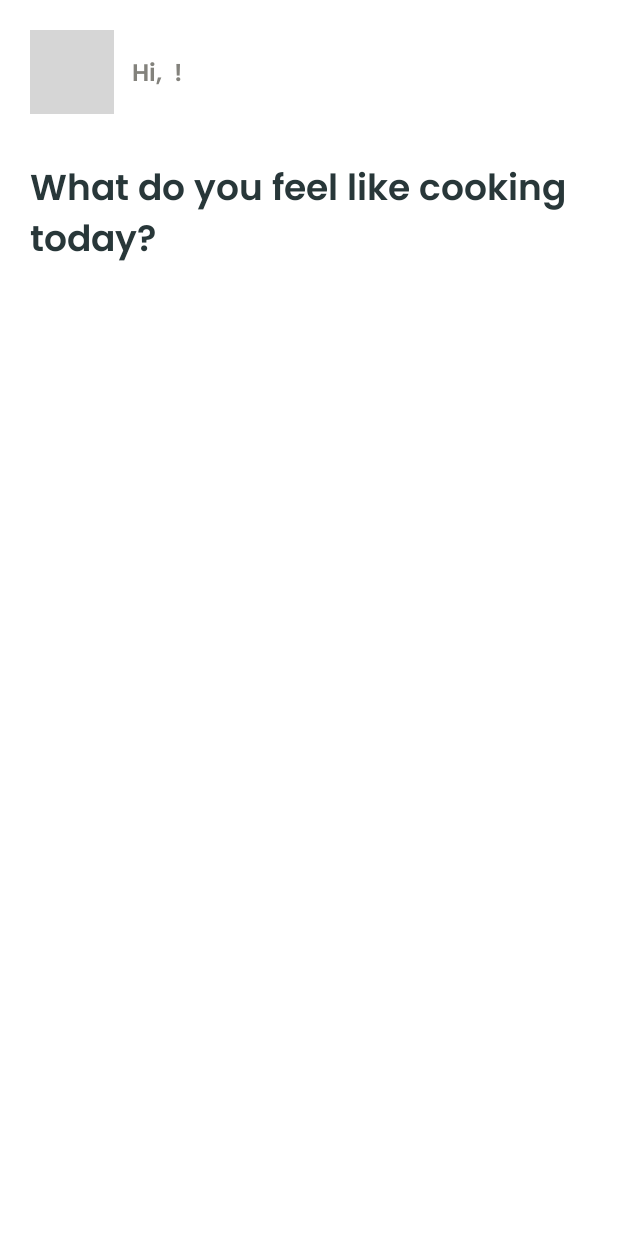
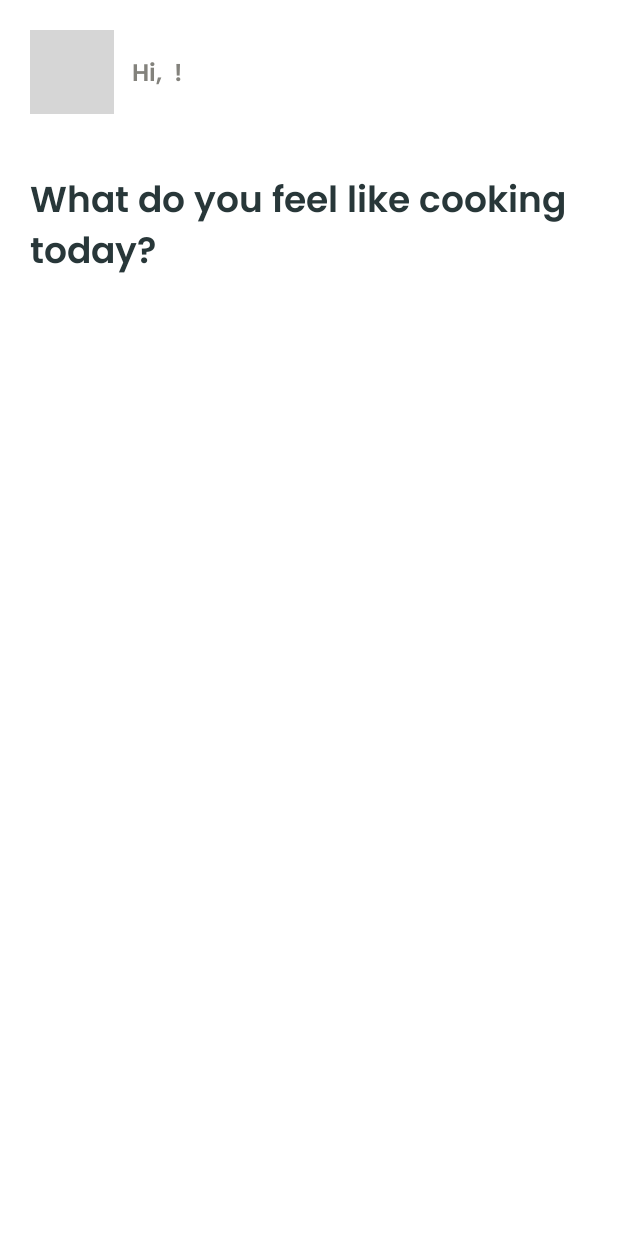
Before and after one commit to anavarban/fridgeBuddy, an Android app built with Jetpack Compose: the DashboardScreen screen opened through its navigation route, on a phone screen of 412 x 824 dp. Run offline under Robolectric (Android 15) with nearby library versions, the phone set to English and light mode, and no system bars; our stand-ins replace Dagger/Hilt's generated code, Firebase (no records; nobody signed in at launch, a user with empty details on screens opened directly), Room's generated code, accompanist; pictures from the network do not load; 1 statement that could not run was skipped; grey boxes are pictures that could not be loaded.

Commit message:
Fixed notifications not sending, minor bug fixes and design adjustments

```diff
--- a/app/build.gradle.kts
+++ b/app/build.gradle.kts
@@ -121,6 +121,8 @@ dependencies {
     implementation("com.google.firebase:firebase-storage-ktx")
     implementation("com.google.firebase:firebase-crashlytics-ktx")
     implementation("com.google.firebase:firebase-analytics-ktx")
+    implementation("com.google.firebase:firebase-messaging-ktx")
+    implementation("com.google.firebase:firebase-analytics-ktx")
 
     //Room
     implementation ("androidx.room:room-runtime:2.5.2")
@@ -139,4 +141,7 @@ dependencies {
 
     //ExoPlayer
     implementation("com.google.android.exoplayer:exoplayer:2.19.1")
+
+    //worker
+    implementation("androidx.work:work-runtime-ktx:2.8.1")
 }
--- a/app/src/main/java/com/mready/myapplication/FridgeBuddyApp.kt
+++ b/app/src/main/java/com/mready/myapplication/FridgeBuddyApp.kt
@@ -1,6 +1,8 @@
 package com.mready.myapplication
 
 import android.app.Application
+import androidx.work.Configuration
+import androidx.work.WorkManager
 import com.google.firebase.FirebaseApp
 import dagger.hilt.android.HiltAndroidApp
 
@@ -10,5 +12,6 @@ class FridgeBuddyApp: Application() {
         override fun onCreate() {
             super.onCreate()
             FirebaseApp.initializeApp(this)
+//            WorkManager.initialize(this, Configuration.Builder().build())
         }
 }
--- a/app/src/main/java/com/mready/myapplication/MainActivity.kt
+++ b/app/src/main/java/com/mready/myapplication/MainActivity.kt
@@ -1,12 +1,9 @@
 package com.mready.myapplication
 
 import android.annotation.SuppressLint
-import android.app.AlarmManager
 import android.app.NotificationChannel
 import android.app.NotificationManager
-import android.app.PendingIntent
 import android.content.Context
-import android.content.Intent
 import android.os.Build
 import android.os.Bundle
 import androidx.activity.ComponentActivity
@@ -17,12 +14,15 @@ import androidx.compose.material3.Scaffold
 import androidx.compose.material3.Surface
 import androidx.compose.ui.Modifier
 import androidx.core.view.WindowCompat
+import androidx.work.NetworkType
+import androidx.work.PeriodicWorkRequestBuilder
+import androidx.work.WorkManager
 import com.mready.myapplication.navigation.Navigation
-import com.mready.myapplication.notif.ResetNotificationReceiver
+import com.mready.myapplication.notif.ResetNotificationWorker
 import com.mready.myapplication.ui.theme.Background
 import com.mready.myapplication.ui.theme.MyApplicationTheme
 import dagger.hilt.android.AndroidEntryPoint
-import java.util.Calendar
+import java.util.concurrent.TimeUnit
 
 @AndroidEntryPoint
 class MainActivity : ComponentActivity() {
@@ -37,32 +37,22 @@ class MainActivity : ComponentActivity() {
         val notificationManager =
             this.getSystemService(Context.NOTIFICATION_SERVICE) as NotificationManager
 
-        if (Build.VERSION.SDK_INT >= Build.VERSION_CODES.O) {
-            val channel =
-                NotificationChannel(channelId, channelName, NotificationManager.IMPORTANCE_DEFAULT)
-            notificationManager.createNotificationChannel(channel)
-        }
-
-        val calendar = Calendar.getInstance().apply {
-            set(Calendar.HOUR_OF_DAY, 0)
-            set(Calendar.MINUTE, 0)
-            set(Calendar.SECOND, 0)
-            add(Calendar.DAY_OF_YEAR, 1)
-        }
+        val channel =
+            NotificationChannel(channelId, channelName, NotificationManager.IMPORTANCE_HIGH)
+        notificationManager.createNotificationChannel(channel)
 
         val context = this.applicationContext
 
-        val resetIntent = Intent(context, ResetNotificationReceiver::class.java)
-        val pendingIntent =
-            PendingIntent.getBroadcast(context, 0, resetIntent, PendingIntent.FLAG_IMMUTABLE)
+        val constraints = androidx.work.Constraints.Builder()
+            .setRequiredNetworkType(NetworkType.CONNECTED)
+            .build()
 
-        val alarmManager = context.getSystemService(Context.ALARM_SERVICE) as AlarmManager
-        alarmManager.setRepeating(
-            AlarmManager.RTC_WAKEUP,
-            calendar.timeInMillis,
-            AlarmManager.INTERVAL_DAY,
-            pendingIntent
-        )
+        val workRequest = PeriodicWorkRequestBuilder<ResetNotificationWorker>(
+            1, // repeat interval in days
+            TimeUnit.DAYS
+        ).setConstraints(constraints).build()
+
+        WorkManager.getInstance(context).enqueue(workRequest)
 
         setContent {
             MyApplicationTheme {
@@ -74,10 +64,7 @@ class MainActivity : ComponentActivity() {
                     Scaffold(
                         containerColor = Background,
                     ) {
-                        Navigation(
-                            notificationManager = notificationManager,
-                            onExitFromDashboard = { this@MainActivity.finish() }
-                        )
+                        Navigation { this@MainActivity.finish() }
                     }
                 }
             }
--- a/app/src/main/java/com/mready/myapplication/navigation/Navigation.kt
+++ b/app/src/main/java/com/mready/myapplication/navigation/Navigation.kt
@@ -1,6 +1,5 @@
 package com.mready.myapplication.navigation
 
-import android.app.NotificationManager
 import android.os.Build
 import androidx.annotation.RequiresApi
 import androidx.compose.runtime.Composable
@@ -26,7 +25,6 @@ import com.mready.myapplication.ui.recipes.RecipeScreen
 @Composable
 fun Navigation(
     onExitFromDashboard: () -> Unit,
-    notificationManager: NotificationManager,
 ) {
     val mainViewModel: MainViewModel = hiltViewModel()
     val navController = rememberNavController()
@@ -95,10 +93,8 @@ fun Navigation(
                 onProfileClick = {
                     navController.navigate(Screens.ProfileScreen.route)
                 },
-                onExit = onExitFromDashboard,
-                onIngredientClick = { navController.navigate(Screens.DetailsScreen.route + "/${it}") },
-                notificationManager = notificationManager
-            )
+                onExit = onExitFromDashboard
+            ) { navController.navigate(Screens.DetailsScreen.route + "/${it}") }
         }
 
         composable(route = Screens.ProfileScreen.route) {
--- a/app/src/main/java/com/mready/myapplication/ui/dashboard/DashboardScreen.kt
+++ b/app/src/main/java/com/mready/myapplication/ui/dashboard/DashboardScreen.kt
@@ -1,10 +1,6 @@
 package com.mready.myapplication.ui.dashboard
 
 import android.Manifest
-import android.app.NotificationManager
-import android.app.PendingIntent
-import android.content.Context
-import android.content.Intent
 import android.content.pm.PackageManager
 import android.os.Build
 import android.widget.Toast
@@ -17,7 +13,6 @@ import androidx.compose.foundation.border
 import androidx.compose.foundation.clickable
 import androidx.compose.foundation.interaction.MutableInteractionSource
 import androidx.compose.foundation.layout.Arrangement
-import androidx.compose.foundation.layout.Box
 import androidx.compose.foundation.layout.Column
 import androidx.compose.foundation.layout.PaddingValues
 import androidx.compose.foundation.layout.Row
@@ -31,7 +26,8 @@ import androidx.compose.foundation.layout.windowInsetsPadding
 import androidx.compose.foundation.lazy.LazyColumn
 import androidx.compose.foundation.lazy.items
 import androidx.compose.foundation.shape.CircleShape
-import androidx.compose.material3.CircularProgressIndicator
+import androidx.compose.foundation.shape.RoundedCornerShape
+import androidx.compose.material3.Divider
 import androidx.compose.material3.Text
 import androidx.compose.runtime.Composable
 import androidx.compose.runtime.LaunchedEffect
@@ -40,10 +36,11 @@ import androidx.compose.runtime.getValue
 import androidx.compose.runtime.mutableStateOf
 import androidx.compose.runtime.remember
 import androidx.compose.runtime.setValue
-import androidx.compose.ui.Alignment.Companion.Center
 import androidx.compose.ui.Alignment.Companion.CenterVertically
 import androidx.compose.ui.Modifier
 import androidx.compose.ui.draw.clip
+import androidx.compose.ui.draw.shadow
+import androidx.compose.ui.graphics.Brush
 import androidx.compose.ui.graphics.Color
 import androidx.compose.ui.layout.ContentScale
 import androidx.compose.ui.platform.LocalContext
@@ -52,29 +49,23 @@ import androidx.compose.ui.text.font.FontWeight
 import androidx.compose.ui.text.style.TextAlign
 import androidx.compose.ui.unit.dp
 import androidx.compose.ui.unit.sp
-import androidx.core.app.NotificationCompat
 import androidx.core.content.ContextCompat
 import androidx.hilt.navigation.compose.hiltViewModel
 import coil.compose.AsyncImage
-import com.google.accompanist.permissions.ExperimentalPermissionsApi
-import com.google.accompanist.permissions.PermissionStatus
-import com.google.accompanist.permissions.rememberPermissionState
-import com.mready.myapplication.MainActivity
 import com.mready.myapplication.R
-import com.mready.myapplication.ui.theme.Background40
+import com.mready.myapplication.ui.theme.Background
 import com.mready.myapplication.ui.theme.MainAccent
 import com.mready.myapplication.ui.theme.MainText
 import com.mready.myapplication.ui.theme.Poppins
 import com.mready.myapplication.ui.theme.SecondaryText
+import com.mready.myapplication.ui.theme.Surface
 import com.mready.myapplication.ui.utils.BackPress
 import com.mready.myapplication.ui.utils.LoadingAnimation
 import kotlinx.coroutines.delay
-import java.util.Calendar
 
 @RequiresApi(Build.VERSION_CODES.TIRAMISU)
 @Composable
 fun DashboardScreen(
-    notificationManager: NotificationManager,
     onSeeFridgeClick: () -> Unit,
     onRecipeClick: (String) -> Unit,
     onProfileClick: () -> Unit,
@@ -129,21 +120,6 @@ fun DashboardScreen(
         }
     }
 
-    val sharedPreferences = context.getSharedPreferences("NotificationPrefs", Context.MODE_PRIVATE)
-    val hasNotified = sharedPreferences.getBoolean("hasNotified", false)
-
-    val intent = Intent(LocalContext.current, MainActivity::class.java)
-    val contentIntent =
-        PendingIntent.getActivity(LocalContext.current, 0, intent, PendingIntent.FLAG_IMMUTABLE)
-
-    val notification = NotificationCompat.Builder(LocalContext.current, "fridge_channel")
-        .setContentTitle("FridgeBuddy")
-        .setContentText("Your ingredients will expire soon!")
-        .setSmallIcon(R.drawable.ic_utensils)
-        .setContentIntent(contentIntent)
-        .setAutoCancel(true)
-        .build()
-
     LaunchedEffect(key1 = null) {
         dashboardViewModel.loadDashboardWidgets()
     }
@@ -157,12 +133,13 @@ fun DashboardScreen(
             Column(
                 modifier = Modifier
                     .fillMaxSize()
-                    .windowInsetsPadding(WindowInsets.safeDrawing)
-                    .padding(top = 20.dp),
+//                    .background(Brush.verticalGradient(0.0f to Surface, 1.0f to Background))
+                    .windowInsetsPadding(WindowInsets.safeDrawing),
             ) {
                 Row(
                     modifier = Modifier
-                        .padding(start = 20.dp),
+                        .fillMaxWidth()
+                        .padding(top = 20.dp, start = 20.dp, bottom = 20.dp),
                     verticalAlignment = CenterVertically
                 ) {
                     AsyncImage(
@@ -192,17 +169,7 @@ fun DashboardScreen(
                     )
                 }
 
-                Text(
-                    modifier = Modifier
-                        .fillMaxWidth()
-                        .padding(top = 32.dp, start = 20.dp),
-                    text = stringResource(id = R.string.dashboard_title_prompt),
-                    textAlign = TextAlign.Left,
-                    fontSize = 24.sp,
-                    fontFamily = Poppins,
-                    fontWeight = FontWeight.SemiBold,
-                    color = MainText
-                )
+//                Divider(color = Surface, thickness = 2.dp)
 
                 val items = (dashboardState.value as DashboardState.Success).widgets.sortedBy {
                     when (it) {
@@ -212,10 +179,25 @@ fun DashboardScreen(
                     }
                 }
                 LazyColumn(
-                    modifier = Modifier.fillMaxWidth(),
+                    modifier = Modifier
+                        .fillMaxWidth(),
                     contentPadding = PaddingValues(bottom = 12.dp),
                     verticalArrangement = Arrangement.spacedBy(20.dp)
                 ) {
+                    item {
+                        Text(
+                            modifier = Modifier
+                                .fillMaxWidth()
+                                .padding(top = 20.dp, start = 20.dp),
+                            text = stringResource(id = R.string.dashboard_title_prompt),
+                            textAlign = TextAlign.Left,
+                            fontSize = 24.sp,
+                            fontFamily = Poppins,
+                            fontWeight = FontWeight.SemiBold,
+                            color = MainText
+                        )
+                    }
+
                     items(items) {
                         when (it) {
                             is RecommendedWidgetItemViewModel -> {
@@ -236,37 +218,6 @@ fun DashboardScreen(
                                     onSeeFridgeClick = onSeeFridgeClick,
                                     onIngredientClick = onIngredientClick
                                 )
-
-                                val date = Calendar.getInstance()
-                                val formattedDate = com.mready.myapplication.models.Date(
-                                    year = date.get(Calendar.YEAR),
-                                    month = date.get(Calendar.MONTH) + 1,
-                                    date = date.get(Calendar.DAY_OF_MONTH)
-                                )
-
-                                if (it.displayIngredients.isNotEmpty()) {
-
-                                    val first = it.displayIngredients.first()
-                                    val compareDates =
-                                        if (first.expireDate.year == formattedDate.year) {
-                                            if (first.expireDate.month == formattedDate.month) {
-                                                first.expireDate.date - formattedDate.date - 2
-                                            } else {
-                                                first.expireDate.month - formattedDate.month
-                                            }
-                                        } else {
-                                            first.expireDate.year - formattedDate.year
-                                        }
-                                    // TODO: make it so it only notifies once
-                                    if ( (compareDates <= 0) && canLaunchNotifications && !hasNotified) {
-                                        notificationManager.notify(
-                                            it.displayIngredients.first().id,
-                                            notification
-                                        )
-
-                                        sharedPreferences.edit().putBoolean("hasNotified", true).apply()
-                                    }
-                                }
                             }
                         }
                     }
--- a/app/src/main/java/com/mready/myapplication/ui/fridge/addingredient/AddAmount.kt
+++ b/app/src/main/java/com/mready/myapplication/ui/fridge/addingredient/AddAmount.kt
@@ -26,6 +26,7 @@ import androidx.compose.runtime.Composable
 import androidx.compose.runtime.getValue
 import androidx.compose.runtime.mutableStateOf
 import androidx.compose.runtime.remember
+import androidx.compose.runtime.saveable.rememberSaveable
 import androidx.compose.runtime.setValue
 import androidx.compose.ui.Alignment
 import androidx.compose.ui.ExperimentalComposeUiApi
@@ -64,7 +65,7 @@ fun AddAmount(
     var selectedUnit by remember {
         mutableStateOf("")
     }
-    var expandedMenu by remember {
+    var expandedMenu by rememberSaveable {
         mutableStateOf(false)
     }
 
--- a/app/src/main/java/com/mready/myapplication/ui/theme/Color.kt
+++ b/app/src/main/java/com/mready/myapplication/ui/theme/Color.kt
@@ -17,6 +17,6 @@ val MainAccent = Color(0xFF56C569)
 val SecondaryText = Color(0xFF83827C)
 val LightAccent = Color(0xFFbFD9BD)
 val Error = Color(0xFFC8767F)
-val Surface = Color(0xFFECF5EB)
+val Surface = Color(0xFFF0F0F0)
 val AlternateBackground = Color(0xFFF4F9F4)
 val DarkAccent = Color(0xFF2a7a38)
--- a/app/src/main/java/com/mready/myapplication/ui/theme/Theme.kt
+++ b/app/src/main/java/com/mready/myapplication/ui/theme/Theme.kt
@@ -58,11 +58,12 @@ fun MyApplicationTheme(
     }
     val view = LocalView.current
     if (!view.isInEditMode) {
+        val systemUiController = rememberSystemUiController()
         SideEffect {
-            val window = (view.context as Activity).window
-            window.statusBarColor = Color.Transparent.toArgb()
-            window.navigationBarColor = Color.Transparent.toArgb()
-            WindowCompat.getInsetsController(window, view).isAppearanceLightStatusBars = darkTheme
+            systemUiController.setStatusBarColor(
+                color = Color.Transparent,
+                darkIcons = true
+            )
         }
     }
 
```
Also changed, not shown: app/src/main/AndroidManifest.xml (+12 -0 lines), app/src/main/java/com/mready/myapplication/notif/ResetNotificationWorker.kt (added, +180 -0 lines), app/src/main/java/com/mready/myapplication/ui/dashboard/Widgets.kt (+7 -4 lines), app/src/main/java/com/mready/myapplication/ui/fridge/addingredient/AddType.kt (+9 -4 lines).
